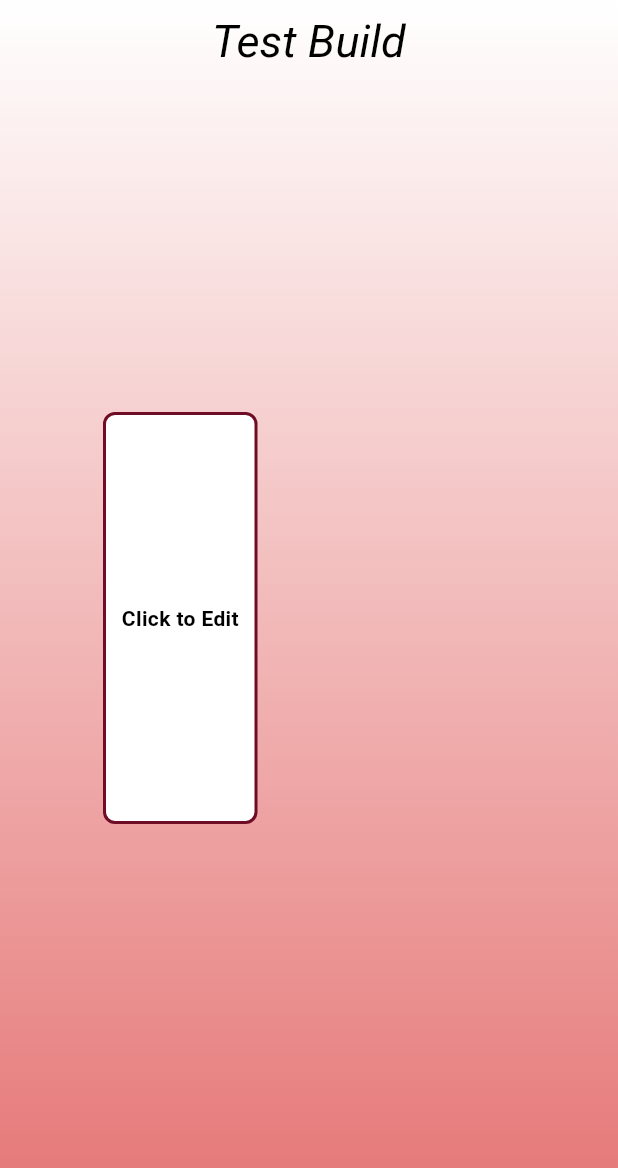
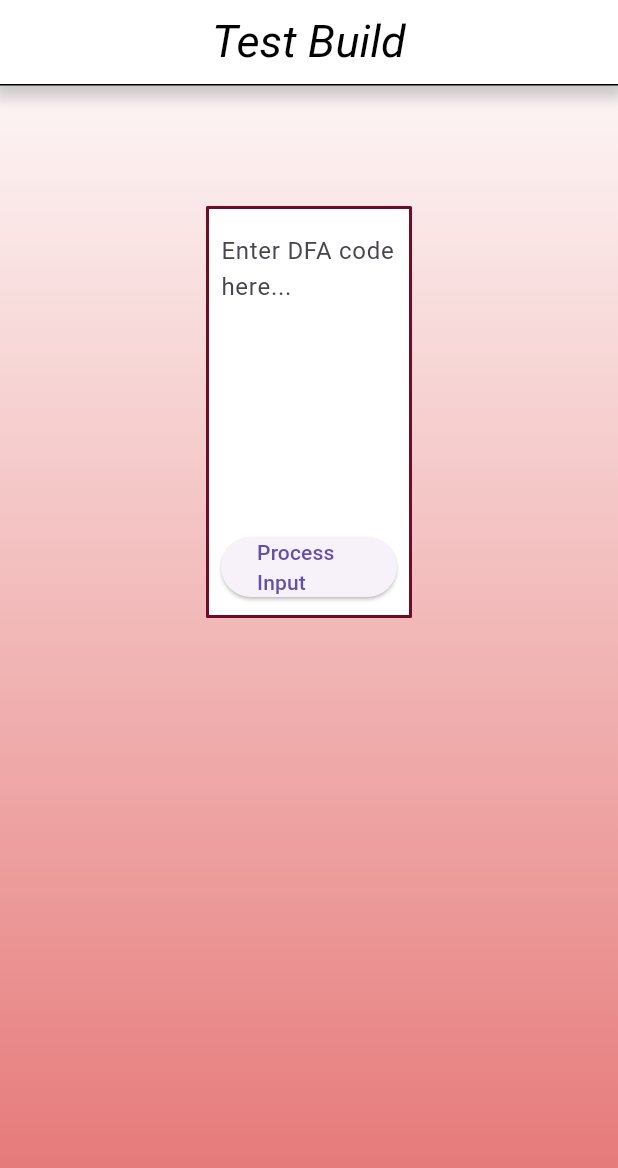
Before and after one commit to shaunramsey/ToC-Software, a Flutter app: the screen it shows after launch, on a phone screen of 412 x 824 dp. Shown: the top 1168 px of the screen. Run offline on Flutter 3.47's test engine with Material 3 defaults, Android fonts, the phone set to English and light mode, and no system bars.

Commit message:
Overhaul on the organization of the files and continued to make the files make more sense

```diff
--- a/lib/main.dart
+++ b/lib/main.dart
@@ -1,13 +1,17 @@
 import 'package:flutter/material.dart';
+//import 'src/website_utils/note_pad.dart';
+import 'src/website_utils/scroll_controller.dart';
+import 'src/website_utils/website_appbar.dart';
+import 'src/website_utils/website_background.dart';
 
 
 void main() {
   runApp(const MyApp());
 }
 
-
 class MyApp extends StatelessWidget {
   const MyApp({super.key});
+
   @override
   Widget build(BuildContext context) {
     return const MaterialApp(
@@ -16,141 +20,13 @@ class MyApp extends StatelessWidget {
       home: Scaffold(
         body: Stack(
           children: [
-            WebsiteBase(), // Your existing WebsiteBase widget
-            LeftHandBox(), // Include LeftHandBox in the widget tree
+            WebsiteBackground(),
+            ScrollableNotePads(), // Wrap NotePads in a scrollable widget
+            WebsiteAppBar(), // Your existing WebsiteBase widget
+
           ],
         ),
       ),
     );
   }
 }
-
-
-class WebsiteBase extends StatelessWidget {
-  const WebsiteBase({super.key});
-
-
-  static const Color customRed = Color.fromARGB(255, 229, 115, 115);
-
-
-  @override
-  Widget build(BuildContext context) {
-    return Scaffold(
-      extendBodyBehindAppBar: true,
-      appBar: AppBar(
-        backgroundColor: Colors.transparent,
-        elevation: 0,
-        title: const Text(
-          "Test Build",
-          style: TextStyle(
-            fontSize: 30,
-            color: Colors.black,
-            fontStyle: FontStyle.italic,
-          ),
-        ),
-        centerTitle: true,
-      ),
-      body: Container(
-        decoration: const BoxDecoration(
-          gradient: LinearGradient(
-            begin: Alignment.bottomCenter,
-            end: Alignment.topCenter,
-            colors: [
-              customRed,
-              Colors.white,
-            ],
-          ),
-        ),
-      ),
-    );
-  }
-}
-
-
-class LeftHandBox extends StatefulWidget {
-  const LeftHandBox({super.key});
-
-
-  @override
-  //https://stackoverflow.com/questions/72545964/avoid-using-library-private-types-in-public-apis-lint-warning-even-in-in-co
-  //I looked somewhere for helped, followed how to do this a certain way, but apparently it...
-  //...was outdated.
-  State<LeftHandBox> createState() => _LeftHandBoxState();
-}
-
-
-class _LeftHandBoxState extends State<LeftHandBox> {
-  //Not sure what "final" does, the text editor gave back a warning and said "Could be final"
-  final TextEditingController _textController = TextEditingController();
-  bool _isEditing = false;
-
-
-  static const Color customRed = Color(0xFF6E0D25);
-
-
-  @override
-  Widget build(BuildContext context) {
-
-    Size screenSize = MediaQuery.of(context).size;
-    double boxWidth = screenSize.width / 4 ; // Adjust the division factor as needed
-    double boxHeight = screenSize.height / 3; // Adjust the division factor as needed
-    double boxVertical = screenSize.width / 6 ; // Adjust the division factor as needed
-    double boxHorizontal = screenSize.height / 3; // Adjust the division factor as needed
-    if(boxWidth < 100) {
-      boxWidth = 100;
-    }
-    if(boxHeight < 100) {
-      boxHeight = 100;
-    }
-    print("${boxWidth}, ${boxHeight}, ${boxVertical}, ${boxHorizontal}");
-
-    return Positioned(
-      left: boxVertical,
-      top: boxHorizontal,
-      child: GestureDetector(
-        onTap: () {
-          setState(() {
-            _isEditing = true;
-          });
-        },
-        child: Container(
-          width: boxWidth,
-          height: boxHeight,
-          decoration: BoxDecoration(
-            color: Colors.white,
-            border: Border.all(
-              color: customRed,
-              width: 2,
-            ),
-            borderRadius: BorderRadius.circular(8),
-          ),
-          child: _isEditing
-              ? SingleChildScrollView(
-            scrollDirection: Axis.horizontal,
-            child: Container(
-              width: boxWidth * 9, // Make the container wider than the visible box
-              child: TextField(
-                controller: _textController,
-                autofocus: true,
-                maxLines: null, // Allow multiple lines of text
-                decoration: const InputDecoration(
-                  border: InputBorder.none,
-                  contentPadding: EdgeInsets.all(16),
-                ),
-              ),
-            ),
-          )
-              : const Center(
-            child: Text(
-              'Click to Edit',
-              style: TextStyle(
-                color: Colors.black,
-                fontWeight: FontWeight.bold,
-              ),
-            ),
-          ),
-        ),
-      ),
-    );
-  }
-}
--- /dev/null
+++ b/lib/src/website_utils/dfa_display.dart
@@ -0,0 +1,50 @@
+import 'package:flutter/material.dart';
+//import 'note_pad.dart';
+//import 'scroll_controller.dart';
+//import 'website_appbar.dart';
+//import 'website_background.dart';
+
+
+class DFADisplay extends StatelessWidget {
+  final double left;
+  final double top;
+
+  const DFADisplay({
+    super.key,
+    required this.left,
+    required this.top,
+  });
+
+  @override
+  Widget build(BuildContext context) {
+    double displayWidth = MediaQuery.of(context).size.width / 2;
+    double displayHeight = MediaQuery.of(context).size.height / 3;
+
+    return Positioned(
+      left: left,
+      top: top,
+      child: Container(
+        width: displayWidth,
+        height: displayHeight,
+        decoration: BoxDecoration(
+          color: Colors.blueAccent,
+          border: Border.all(
+            color: Colors.black,
+            width: 2.0,
+          ),
+          borderRadius: BorderRadius.circular(1.0),
+        ),
+        child: const Center(
+          child: Text(
+            'DFA Display',
+            style: TextStyle(
+              color: Colors.white,
+              fontSize: 24,
+              fontWeight: FontWeight.bold,
+            ),
+          ),
+        ),
+      ),
+    );
+  }
+}
--- /dev/null
+++ b/lib/src/website_utils/note_pad.dart
@@ -0,0 +1,77 @@
+import 'package:flutter/material.dart';
+//import 'note_pad.dart';
+//import 'scroll_controller.dart';
+//import 'website_appbar.dart';
+//import 'website_background.dart';
+
+
+class NotePad extends StatefulWidget {
+  final double left;
+  final double top;
+
+  const NotePad({
+    super.key,
+    required this.left,
+    required this.top,
+  });
+
+  @override
+  State<NotePad> createState() => _NotePadState();
+}
+
+class _NotePadState extends State<NotePad> {
+  final TextEditingController _controller = TextEditingController();
+  List<String> lines = [];
+  List<List<String>> words = [];
+
+  void _processInput() {
+    String input = _controller.text;
+    lines = input.split('\n');
+    words = lines.map((line) => line.split(' ')).toList();
+    // Do something with lines and words
+  }
+
+  @override
+  Widget build(BuildContext context) {
+    double notePadWidth = MediaQuery.of(context).size.width / 3;
+    double notePadHeight = MediaQuery.of(context).size.height / 3;
+
+    return Positioned(
+      left: widget.left,
+      top: widget.top,
+      child: Container(
+        width: notePadWidth,
+        height: notePadHeight,
+        decoration: BoxDecoration(
+          color: Colors.white,
+          border: Border.all(
+            color: const Color(0xFF6E0D25),
+            width: 2.0,
+          ),
+          borderRadius: BorderRadius.circular(1.0),
+        ),
+        child: Padding(
+          padding: const EdgeInsets.all(8.0),
+          child: Column(
+            children: [
+              Expanded(
+                child: TextField(
+                  controller: _controller,
+                  decoration: const InputDecoration(
+                    border: InputBorder.none,
+                    hintText: 'Enter DFA code here...',
+                  ),
+                  maxLines: null,
+                ),
+              ),
+              ElevatedButton(
+                onPressed: _processInput,
+                child: const Text('Process Input'),
+              ),
+            ],
+          ),
+        ),
+      ),
+    );
+  }
+}
--- /dev/null
+++ b/lib/src/website_utils/scroll_controller.dart
@@ -0,0 +1,34 @@
+import 'package:flutter/material.dart';
+import 'note_pad.dart';
+import 'dfa_display.dart';
+
+//import 'scroll_controller.dart';
+//import 'website_appbar.dart';
+//import 'website_background.dart';
+
+
+class ScrollableNotePads extends StatelessWidget {
+  const ScrollableNotePads({super.key});
+
+  @override
+  Widget build(BuildContext context) {
+    return SingleChildScrollView(
+      child: SizedBox(
+        height: MediaQuery.of(context).size.height * 1.5 , // Arbitrary large height to allow scrolling
+        child: Stack(
+          children: [
+            NotePad(
+              left: MediaQuery.of(context).size.width / 2 - MediaQuery.of(context).size.width / 3 / 2,
+              top: MediaQuery.of(context).size.height / 6,
+            ),
+            DFADisplay(
+              left: MediaQuery.of(context).size.width / 2 - MediaQuery.of(context).size.width / 3 / 2,
+              top: MediaQuery.of(context).size.height ,
+            ),
+            // Add more NotePads as needed
+          ],
+        ),
+      ),
+    );
+  }
+}
--- /dev/null
+++ b/lib/src/website_utils/website_appbar.dart
@@ -0,0 +1,51 @@
+import 'package:flutter/material.dart';
+//import 'note_pad.dart';
+//import 'scroll_controller.dart';
+//import 'website_appbar.dart';
+//import 'website_background.dart';
+
+
+class WebsiteAppBar extends StatelessWidget {
+  const WebsiteAppBar({super.key});
+
+  @override
+  Widget build(BuildContext context) {
+    return Positioned(
+      top: 0,
+      left: 0,
+      right: 0,
+      child: Container(
+        decoration: BoxDecoration(
+          color: Colors.white, // Background color
+          border: const Border(
+            bottom: BorderSide(
+              color: Colors.black, // Border color
+              width: 1.0, // Border width
+            ),
+          ),
+          boxShadow: [
+            BoxShadow(
+              color: Colors.grey.withOpacity(0.5), // Shadow color
+              spreadRadius: 5,
+              blurRadius: 7,
+              offset: const Offset(0, 3), // changes position of shadow
+            ),
+          ],
+        ),
+        child: AppBar(
+          backgroundColor: Colors.transparent,
+          elevation: 0,
+          title: const Text(
+            "Test Build",
+            style: TextStyle(
+              fontSize: 30,
+              color: Colors.black,
+              fontStyle: FontStyle.italic,
+            ),
+          ),
+          centerTitle: true,
+        ),
+      ),
+    );
+  }
+}
--- /dev/null
+++ b/lib/src/website_utils/website_background.dart
@@ -0,0 +1,28 @@
+import 'package:flutter/material.dart';
+//import 'note_pad.dart';
+//import 'scroll_controller.dart';
+//import 'website_appbar.dart';
+//import 'website_background.dart';
+
+
+class WebsiteBackground extends StatelessWidget {
+  const WebsiteBackground({super.key});
+
+  static const Color customRed = Color.fromARGB(255, 229, 115, 115);
+
+  @override
+  Widget build(BuildContext context) {
+    return Container(
+      decoration: const BoxDecoration(
+        gradient: LinearGradient(
+          begin: Alignment.bottomCenter,
+          end: Alignment.topCenter,
+          colors: [
+            customRed,
+            Colors.white,
+          ],
+        ),
+      ),
+    );
+  }
+}
```
